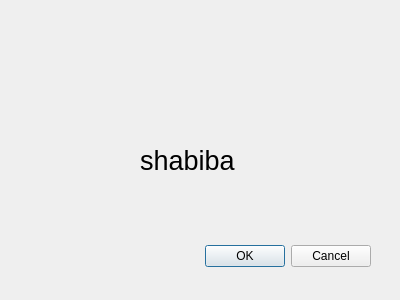
Old version of the form dialog.ui in the repository CalciumArgon/SnakeGame.
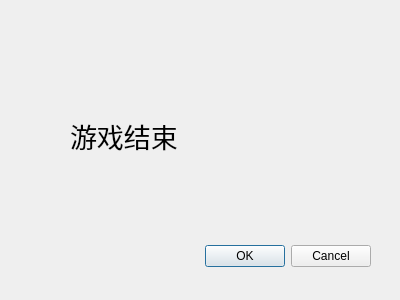
New version of the form.

The edit to the form file:
```diff
--- a/dialog.ui
+++ b/dialog.ui
@@ -32,10 +32,10 @@
   <widget class="QLabel" name="label">
    <property name="geometry">
     <rect>
-     <x>140</x>
-     <y>120</y>
-     <width>151</width>
-     <height>81</height>
+     <x>70</x>
+     <y>50</y>
+     <width>291</width>
+     <height>171</height>
     </rect>
    </property>
    <property name="font">
@@ -44,7 +44,7 @@
     </font>
    </property>
    <property name="text">
-    <string>shabiba</string>
+    <string>游戏结束</string>
    </property>
   </widget>
  </widget>
```
